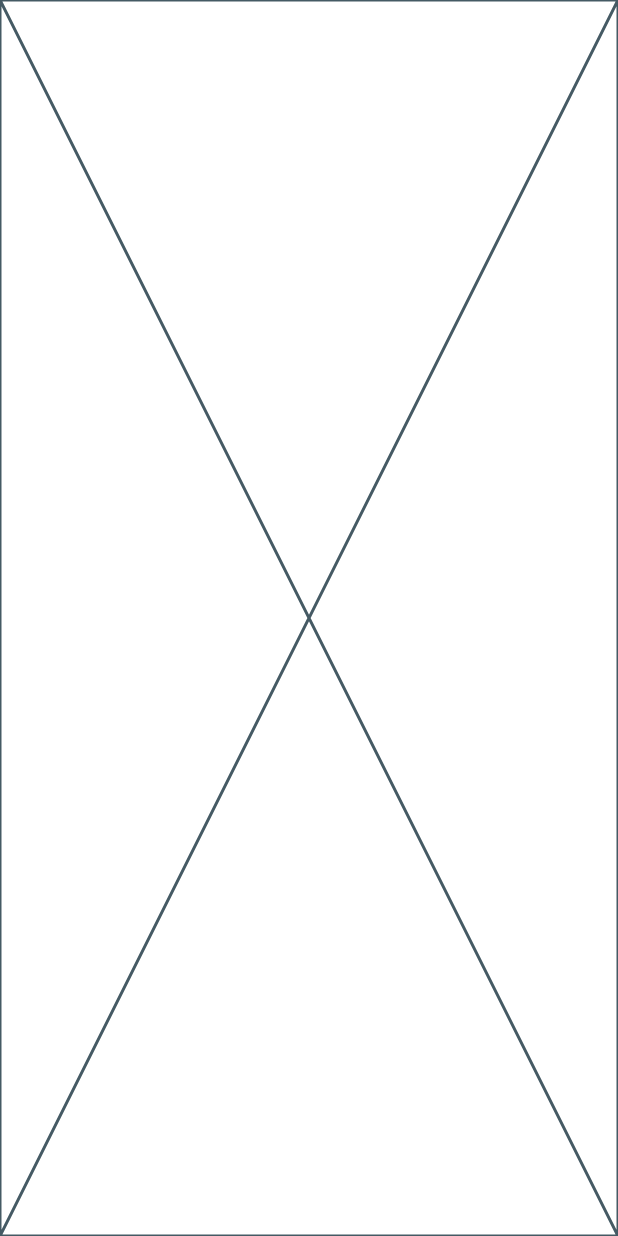
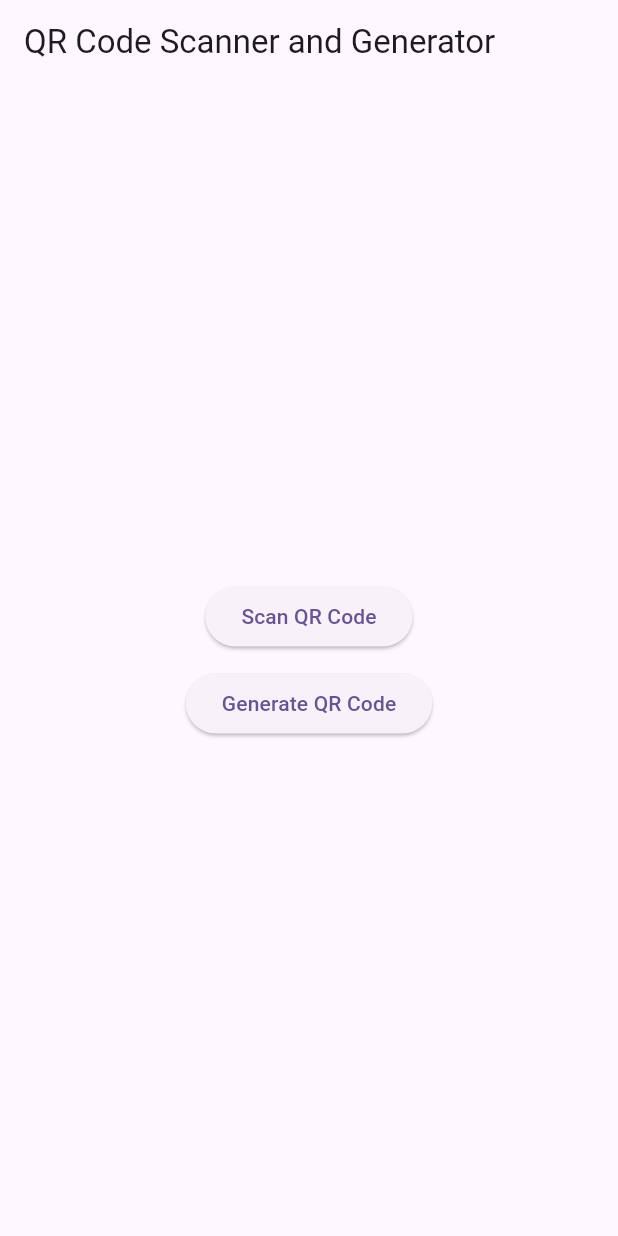
Before and after one commit to WebAdib/qrcode_app, a Flutter app: the screen it shows after launch, on a phone screen of 412 x 824 dp. Run offline on Flutter 3.47's test engine with Material 3 defaults, Android fonts, the phone set to English and light mode, and no system bars.

Commit message:
add 2 pages

```diff
--- a/lib/main.dart
+++ b/lib/main.dart
@@ -1,4 +1,6 @@
 import 'package:flutter/material.dart';
+import 'package:qrcode_app/generate_qr_code.dart';
+import 'package:qrcode_app/scan_qr_code.dart';
 
 void main() {
   runApp(const MyApp());
@@ -31,6 +33,36 @@ class HomePage extends StatefulWidget {
 class _HomePageState extends State<HomePage> {
   @override
   Widget build(BuildContext context) {
-    return const Placeholder();
+    return Scaffold(
+      appBar: AppBar(
+        title: const Text('QR Code Scanner and Generator'),
+      ),
+      body: Center(
+        child: Column(
+          mainAxisAlignment: MainAxisAlignment.center,
+          children: [
+            ElevatedButton(
+              onPressed: () {
+                setState(() {
+                  Navigator.of(context).push(
+                      MaterialPageRoute(builder: (context) => ScanQrCode()));
+                });
+              },
+              child: const Text('Scan QR Code'),
+            ),
+            SizedBox(height: 10),
+            ElevatedButton(
+              onPressed: () {
+                setState(() {
+                  Navigator.of(context).push(MaterialPageRoute(
+                      builder: (context) => GenerateQrCode()));
+                });
+              },
+              child: const Text('Generate QR Code'),
+            ),
+          ],
+        ),
+      ),
+    );
   }
 }
```
Also changed, not shown: 1 other file.
